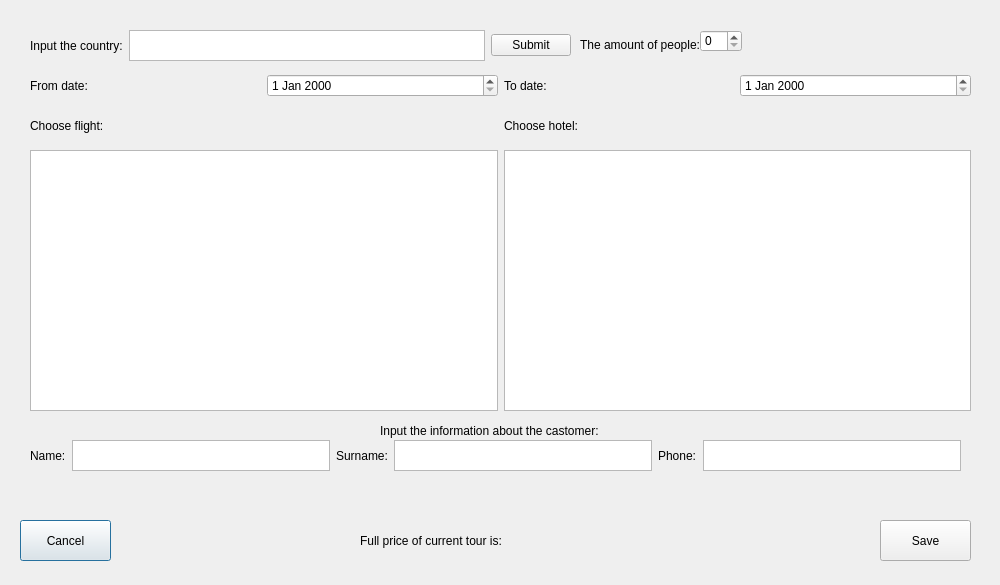
This is tourwindow.ui in Lst11/sdapl as Qt 5 draws it before an edit. The edited form follows.
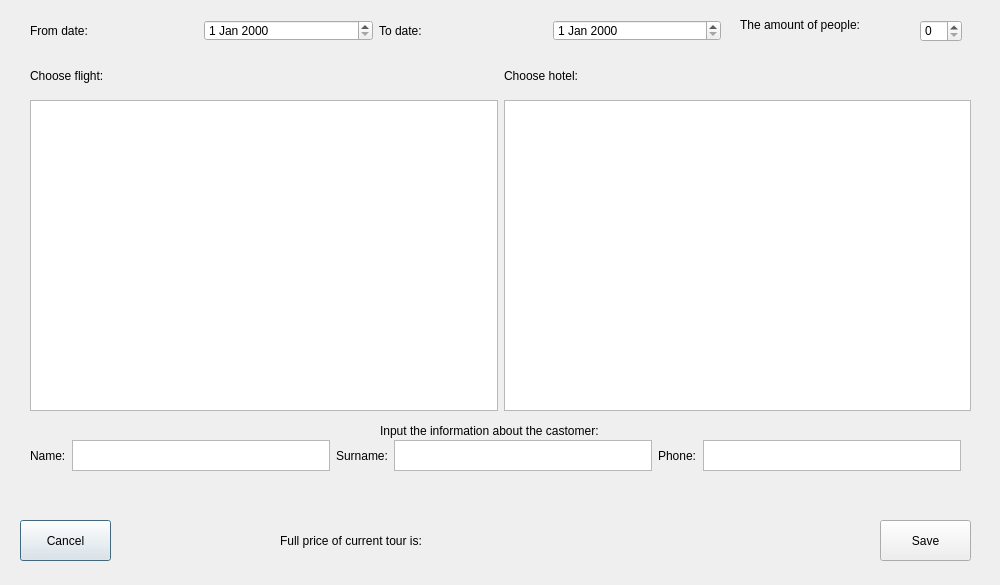
This is the edited form.

```diff
--- a/tourwindow.ui
+++ b/tourwindow.ui
@@ -42,9 +42,9 @@
   <widget class="QLabel" name="tour_label">
    <property name="geometry">
     <rect>
-     <x>170</x>
+     <x>310</x>
      <y>480</y>
-     <width>671</width>
+     <width>491</width>
      <height>31</height>
     </rect>
    </property>
@@ -56,9 +56,9 @@
    <property name="geometry">
     <rect>
      <x>30</x>
-     <y>70</y>
-     <width>941</width>
-     <height>31</height>
+     <y>20</y>
+     <width>691</width>
+     <height>21</height>
     </rect>
    </property>
    <layout class="QHBoxLayout" name="horizontalLayout">
@@ -91,7 +91,7 @@
    <property name="geometry">
     <rect>
      <x>30</x>
-     <y>110</y>
+     <y>60</y>
      <width>941</width>
      <height>31</height>
     </rect>
@@ -113,46 +113,13 @@
     </item>
    </layout>
   </widget>
-  <widget class="QWidget" name="horizontalLayoutWidget_3">
-   <property name="geometry">
-    <rect>
-     <x>30</x>
-     <y>30</y>
-     <width>541</width>
-     <height>31</height>
-    </rect>
-   </property>
-   <layout class="QHBoxLayout" name="horizontalLayout_3">
-    <item>
-     <widget class="QLabel" name="label_3">
-      <property name="text">
-       <string>Input the country:</string>
-      </property>
-     </widget>
-    </item>
-    <item>
-     <widget class="QTextEdit" name="country_to_search">
-      <property name="documentTitle">
-       <string/>
-      </property>
-     </widget>
-    </item>
-    <item>
-     <widget class="QPushButton" name="search">
-      <property name="text">
-       <string>Submit</string>
-      </property>
-     </widget>
-    </item>
-   </layout>
-  </widget>
   <widget class="QWidget" name="horizontalLayoutWidget_5">
    <property name="geometry">
     <rect>
      <x>30</x>
-     <y>150</y>
+     <y>100</y>
      <width>941</width>
-     <height>261</height>
+     <height>311</height>
     </rect>
    </property>
    <layout class="QHBoxLayout" name="horizontalLayout_5">
@@ -222,7 +189,7 @@
   <widget class="QLabel" name="label_8">
    <property name="geometry">
     <rect>
-     <x>360</x>
+     <x>280</x>
      <y>530</y>
      <width>171</width>
      <height>21</height>
@@ -235,7 +202,7 @@
   <widget class="QLabel" name="price_info">
    <property name="geometry">
     <rect>
-     <x>510</x>
+     <x>490</x>
      <y>530</y>
      <width>201</width>
      <height>21</height>
@@ -248,8 +215,8 @@
   <widget class="QSpinBox" name="people_counter">
    <property name="geometry">
     <rect>
-     <x>700</x>
-     <y>30</y>
+     <x>920</x>
+     <y>20</y>
      <width>42</width>
      <height>22</height>
     </rect>
@@ -258,8 +225,8 @@
   <widget class="QLabel" name="label_11">
    <property name="geometry">
     <rect>
-     <x>580</x>
-     <y>30</y>
+     <x>740</x>
+     <y>10</y>
      <width>121</width>
      <height>29</height>
     </rect>
```
